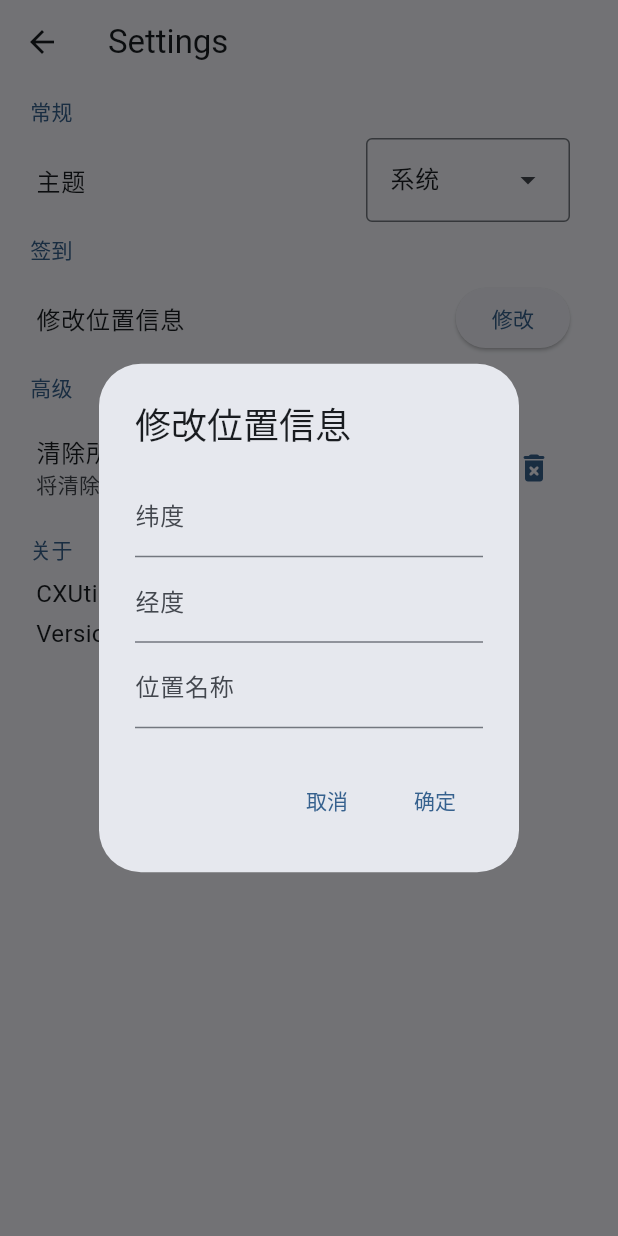
After one commit to Kenxu2022/CXUtils_APP, a Flutter app: the SettingsPage screen opened directly, after a tap on "修改", on a phone screen of 412 x 824 dp. The commit adds this screen. Run offline on Flutter 3.47's test engine with Material 3 defaults, Android fonts, the phone set to English and light mode, and no system bars; our stand-ins replace jwt_decoder, package_info_plus, permission_handler, shared_preferences; accounts and stored records are empty.

Commit message:
add settings page

```diff
--- a/lib/pages/home/home_page.dart
+++ b/lib/pages/home/home_page.dart
@@ -1,6 +1,7 @@
 import 'package:cxutils/network/api.dart';
 import 'package:cxutils/pages/home/course_selection_page.dart';
 import 'package:cxutils/providers/credentials_provider.dart';
+import 'package:cxutils/pages/settings_page.dart';
 import 'package:flutter/material.dart';
 import 'package:provider/provider.dart';
 
@@ -20,6 +21,17 @@ class _HomePageState extends State<HomePage> {
     return Scaffold(
       appBar: AppBar(
         title: const Text('CXUtils'),
+        actions: [
+          Tooltip(
+            message: "设置",
+            child: IconButton(
+              onPressed: () {
+                Navigator.push(context, MaterialPageRoute(builder: (context) => SettingsPage()),);
+              },
+              icon: Icon(Icons.settings_rounded),
+            ),
+          ),
+        ],
       ),
       body: SafeArea(
         child: Consumer<CredentialsProvider>(
--- /dev/null
+++ b/lib/pages/settings_page.dart
@@ -0,0 +1,208 @@
+import 'package:flutter/material.dart';
+import 'package:flutter/services.dart';
+import 'package:provider/provider.dart';
+import 'package:package_info_plus/package_info_plus.dart';
+import 'package:cxutils/providers/settings_provider.dart';
+
+class SettingsPage extends StatefulWidget {
+  const SettingsPage({super.key});
+
+  @override
+  State<SettingsPage> createState() => _SettingsPageState();
+}
+
+class _SettingsPageState extends State<SettingsPage> {
+  List<DropdownMenuEntry<dynamic>> themeChoices = [
+    DropdownMenuEntry(value: ThemeMode.light, label: "亮色"),
+    DropdownMenuEntry(value: ThemeMode.dark, label: "暗色"),
+    DropdownMenuEntry(value: ThemeMode.system, label: "系统"),
+  ];
+  // PackageInfo? packageInfo;
+  String versionText = "Loading...";
+
+  @override
+  void initState() {
+    super.initState();
+    _initPackageInfo();
+  }
+
+  Future<void> _initPackageInfo() async {
+    final info = await PackageInfo.fromPlatform();
+    if (mounted) {
+      setState(() {
+        versionText = "Version: ${info.version} (${info.buildNumber})";
+      });
+    }
+  }
+
+  Future<void> _showLocationDialog() async {
+    final settingsProvider = Provider.of<SettingsProvider>(context, listen: false);
+    final latitudeController =
+        TextEditingController(text: settingsProvider.latitude);
+    final longitudeController =
+        TextEditingController(text: settingsProvider.longitude);
+    final locationTextController =
+        TextEditingController(text: settingsProvider.locationText);
+
+    return showDialog<void>(
+      context: context,
+      builder: (BuildContext context) {
+        return AlertDialog(
+          title: const Text('修改位置信息'),
+          content: SingleChildScrollView(
+            child: ListBody(
+              children: <Widget>[
+                TextField(
+                  controller: latitudeController,
+                  decoration: const InputDecoration(
+                    labelText: '纬度',
+                    hintText: '例如: 39.90923',
+                  ),
+                  keyboardType:
+                      const TextInputType.numberWithOptions(decimal: true),
+                ),
+                TextField(
+                  controller: longitudeController,
+                  decoration: const InputDecoration(
+                    labelText: '经度',
+                    hintText: '例如: 116.397428',
+                  ),
+                  keyboardType:
+                      const TextInputType.numberWithOptions(decimal: true),
+                ),
+                TextField(
+                  controller: locationTextController,
+                  decoration: const InputDecoration(
+                    labelText: '位置名称',
+                    hintText: '例如: 天安门广场',
+                  ),
+                ),
+              ],
+            ),
+          ),
+          actions: <Widget>[
+            TextButton(
+              child: const Text('取消'),
+              onPressed: () {
+                Navigator.of(context).pop();
+              },
+            ),
+            TextButton(
+              child: const Text('确定'),
+              onPressed: () async {
+                await settingsProvider.setLatitude(latitudeController.text);
+                await settingsProvider.setLongitude(longitudeController.text);
+                await settingsProvider
+                    .setLocationText(locationTextController.text);
+                if (context.mounted) {
+                  Navigator.of(context).pop();
+                }
+              },
+            ),
+          ],
+        );
+      },
+    );
+  }
+
+  @override
+  Widget build(BuildContext context) {
+    final settingsProvider = Provider.of<SettingsProvider>(context);
+    return Scaffold(
+      appBar: AppBar(
+        // toolbarHeight: 48,
+        title: const Text("Settings"),
+      ),
+      body: Padding(
+        padding: const EdgeInsets.all(8.0),
+        child: ListView(
+          children: [
+            Padding(
+              padding: const EdgeInsets.only(left: 12.0),
+              child: Text(
+                "常规",
+                style: TextStyle(color: Theme.of(context).colorScheme.primary),
+              ),
+            ),
+            SizedBox(height: 8),
+            ListTile(
+              title: Text("主题", style: TextStyle(fontSize: 16)),
+              trailing: DropdownMenu(
+                initialSelection: settingsProvider.themeValue,
+                dropdownMenuEntries: themeChoices,
+                onSelected: (value) async {
+                  await settingsProvider.setThemeValue(value);
+                },
+              ),
+            ),
+            SizedBox(height: 8),
+            Padding(
+              padding: const EdgeInsets.only(left: 12.0),
+              child: Text(
+                "签到",
+                style: TextStyle(color: Theme.of(context).colorScheme.primary),
+              ),
+            ),
+            SizedBox(height: 8),
+            ListTile(
+              title: Text("修改位置信息", style: TextStyle(fontSize: 16)),
+              trailing: ElevatedButton(
+                onPressed: () {
+                  _showLocationDialog();
+                },
+                child: const Text('修改'),
+              ),
+            ),
+            SizedBox(height: 8),
+            Padding(
+              padding: const EdgeInsets.only(left: 12.0),
+              child: Text(
+                "高级",
+                style: TextStyle(color: Theme.of(context).colorScheme.primary),
+              ),
+            ),
+            SizedBox(height: 8),
+            ListTile(
+              title: Text("清除所有数据", style: TextStyle(fontSize: 16)),
+              subtitle: Text("将清除对话记录并重置所有设置，重启生效"),
+              trailing: IconButton(
+                onPressed: () async {
+                  HapticFeedback.mediumImpact();
+                  await settingsProvider.clearPrefs();
+                  if (context.mounted) {
+                    ScaffoldMessenger.of(
+                      context,
+                    ).showSnackBar(SnackBar(content: Text("已清除，请重启应用")));
+                  }
+                },
+                icon: Icon(Icons.delete_forever_rounded),
+                color: Theme.of(context).colorScheme.primary,
+              ),
+            ),
+            SizedBox(height: 8),
+            Padding(
+              padding: const EdgeInsets.only(left: 12.0),
+              child: Text(
+                "关于",
+                style: TextStyle(color: Theme.of(context).colorScheme.primary),
+              ),
+            ),
+            SizedBox(height: 8),
+            Padding(
+              padding: const EdgeInsets.only(left: 16.0, right: 16.0),
+              child: Text(
+                "CXUtils",
+                style: TextStyle(fontSize: 16),
+              ),
+            ),
+            SizedBox(height: 4),
+            Padding(
+              padding: const EdgeInsets.only(left: 16.0, right: 16.0),
+              child: Text(versionText, style: TextStyle(fontSize: 16)),
+            ),
+          ],
+        ),
+      ),
+    );
+  }
+}
--- a/pubspec.yaml
+++ b/pubspec.yaml
@@ -16,7 +16,7 @@ publish_to: 'none' # Remove this line if you wish to publish to pub.dev
 # https://developer.apple.com/library/archive/documentation/General/Reference/InfoPlistKeyReference/Articles/CoreFoundationKeys.html
 # In Windows, build-name is used as the major, minor, and patch parts
 # of the product and file versions while build-number is used as the build suffix.
-version: 0.0.5+8
+version: 0.0.6+9
 
 environment:
   sdk: ^3.9.0
@@ -39,6 +39,7 @@ dependencies:
   jwt_decoder: ^2.0.1
   http: ^1.5.0
   permission_handler: ^12.0.1
+  package_info_plus: ^8.3.1
 
 dev_dependencies:
   flutter_test:
```
Also changed, not shown: pubspec.lock, 1 other file.
